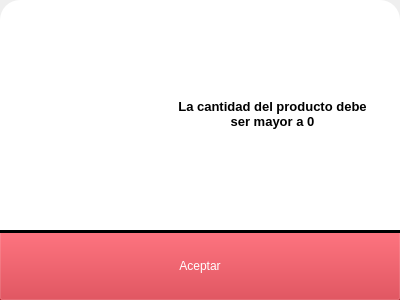
This is Restaurante/Mesero/mensajecantidad.ui in camvaz/restaurante-ihc as Qt 5 draws it before an edit. The edited form follows.
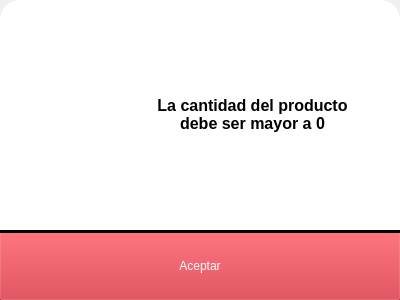
This is the edited form.

Commit message:
Cambios en el layout de los menús
Consistencia en el menú

What changed in the file:
```diff
--- a/Restaurante/Mesero/mensajecantidad.ui
+++ b/Restaurante/Mesero/mensajecantidad.ui
@@ -122,17 +122,30 @@
       </item>
       <item>
        <layout class="QHBoxLayout" name="horizontalLayout">
+        <item>
+         <spacer name="horizontalSpacer_2">
+          <property name="orientation">
+           <enum>Qt::Horizontal</enum>
+          </property>
+          <property name="sizeHint" stdset="0">
+           <size>
+            <width>40</width>
+            <height>20</height>
+           </size>
+          </property>
+         </spacer>
+        </item>
         <item>
          <widget class="QLabel" name="Advertencia">
           <property name="minimumSize">
            <size>
-            <width>81</width>
+            <width>71</width>
             <height>71</height>
            </size>
           </property>
           <property name="maximumSize">
            <size>
-            <width>81</width>
+            <width>71</width>
             <height>71</height>
            </size>
           </property>
@@ -149,18 +162,21 @@
           <property name="orientation">
            <enum>Qt::Horizontal</enum>
           </property>
+          <property name="sizeType">
+           <enum>QSizePolicy::Fixed</enum>
+          </property>
           <property name="sizeHint" stdset="0">
            <size>
-            <width>40</width>
+            <width>20</width>
             <height>20</height>
            </size>
           </property>
          </spacer>
         </item>
-        <item>
+        <item alignment="Qt::AlignHCenter|Qt::AlignVCenter">
          <widget class="QTextBrowser" name="textBrowser">
           <property name="sizePolicy">
-           <sizepolicy hsizetype="Fixed" vsizetype="Fixed">
+           <sizepolicy hsizetype="Fixed" vsizetype="Preferred">
             <horstretch>0</horstretch>
             <verstretch>0</verstretch>
            </sizepolicy>
@@ -174,7 +190,7 @@
           <property name="maximumSize">
            <size>
             <width>211</width>
-            <height>41</height>
+            <height>46</height>
            </size>
           </property>
           <property name="html">
@@ -182,10 +198,23 @@
 &lt;html&gt;&lt;head&gt;&lt;meta name=&quot;qrichtext&quot; content=&quot;1&quot; /&gt;&lt;style type=&quot;text/css&quot;&gt;
 p, li { white-space: pre-wrap; }
 &lt;/style&gt;&lt;/head&gt;&lt;body style=&quot; font-family:'MS Shell Dlg 2'; font-size:8.25pt; font-weight:400; font-style:normal;&quot;&gt;
-&lt;p align=&quot;center&quot; style=&quot; margin-top:0px; margin-bottom:0px; margin-left:0px; margin-right:0px; -qt-block-indent:0; text-indent:0px;&quot;&gt;&lt;span style=&quot; font-size:10pt; font-weight:600;&quot;&gt;La cantidad del producto debe ser mayor a 0&lt;/span&gt;&lt;/p&gt;&lt;/body&gt;&lt;/html&gt;</string>
+&lt;p align=&quot;center&quot; style=&quot; margin-top:0px; margin-bottom:0px; margin-left:0px; margin-right:0px; -qt-block-indent:0; text-indent:0px;&quot;&gt;&lt;span style=&quot; font-size:12pt; font-weight:600;&quot;&gt;La cantidad del producto debe ser mayor a 0&lt;/span&gt;&lt;/p&gt;&lt;/body&gt;&lt;/html&gt;</string>
           </property>
          </widget>
         </item>
+        <item>
+         <spacer name="horizontalSpacer_3">
+          <property name="orientation">
+           <enum>Qt::Horizontal</enum>
+          </property>
+          <property name="sizeHint" stdset="0">
+           <size>
+            <width>40</width>
+            <height>20</height>
+           </size>
+          </property>
+         </spacer>
+        </item>
        </layout>
       </item>
       <item>
```
Left out of the diff: 2 changed lines with no effect on the pictures. The commit also changes 6 other files.
